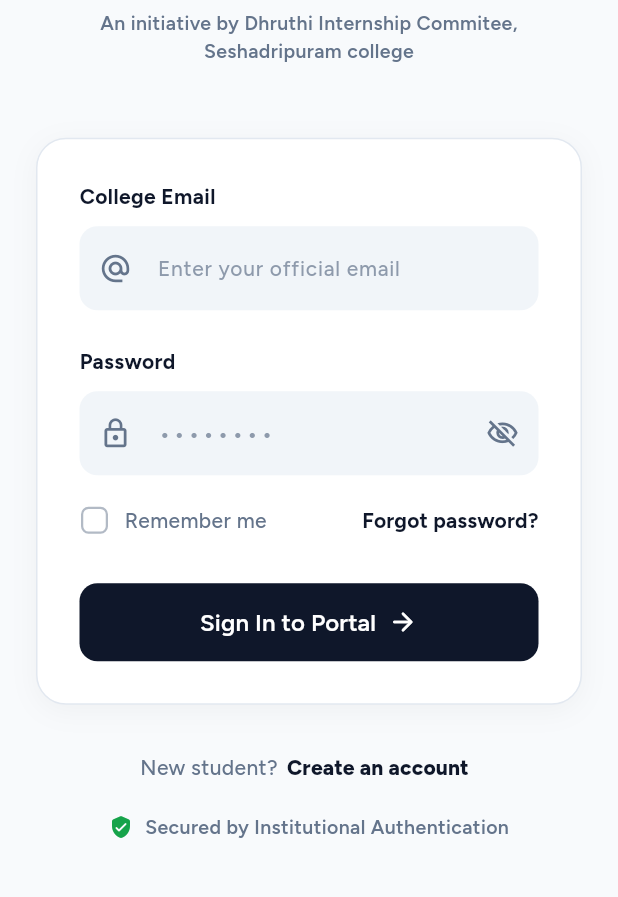
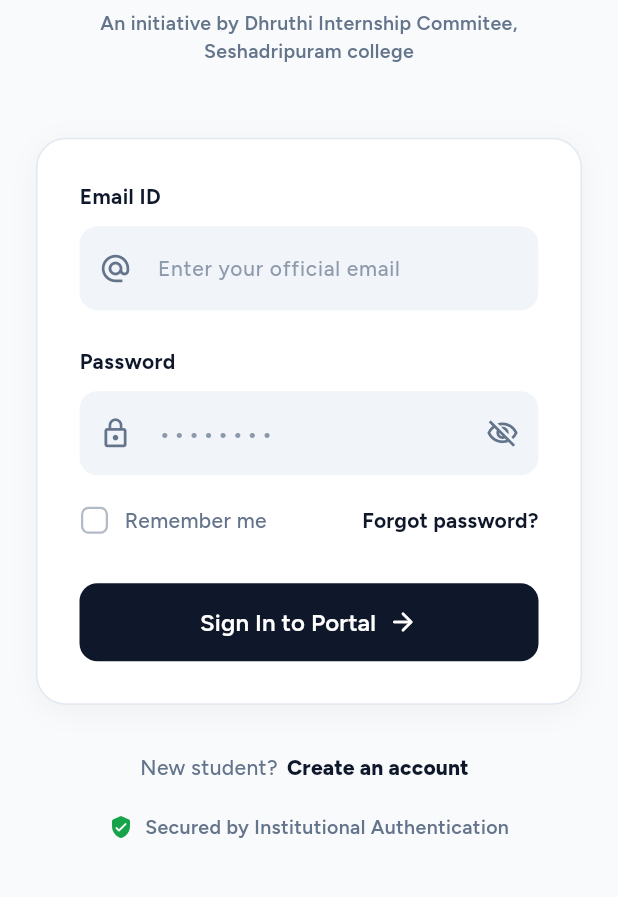
Before and after one commit to charanrajb28/myapp, a Flutter app: the screen it shows after launch, on a phone screen of 412 x 824 dp, the part 319-1216 px from its top. Run offline on Flutter 3.47's test engine with Material 3 defaults, Android fonts, the phone set to English and light mode, and no system bars; our stand-ins replace file_picker, firebase_auth, firebase_core, firebase_messaging, flutter_local_notifications, flutter_riverpod and 5 more; missing offline and left inert: dart:html, excel, file_selector, mailer, mobile_scanner; accounts and stored records are empty; network calls fail.

Commit message:
ok a 2nd last commit from charan

```diff
--- a/lib/main.dart
+++ b/lib/main.dart
@@ -568,7 +568,7 @@
                       crossAxisAlignment: CrossAxisAlignment.start,
                       children: [
                         Text(
-                          'College Email',
+                          'Email ID',
                           style: TextStyle(
                             fontSize: 14,
                             fontWeight: FontWeight.w700,
--- a/lib/screens/auth/student_onboarding_screen.dart
+++ b/lib/screens/auth/student_onboarding_screen.dart
@@ -841,7 +841,7 @@
           children: [
             _card(
               children: [
-                _inputLabel('College Email Address *'),
+                _inputLabel('Email ID *'),
                 _textField(
                   controller: _emailController,
                   hint: 'student@example.com',
```
Also changed, not shown: 1 other file.
